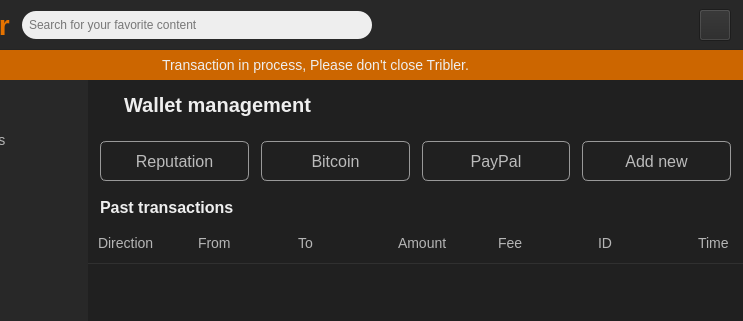
Before: the Qt Designer form TriblerGUI/qt_resources/mainwindow.ui in devos50/tribler, drawn with Qt 5; both pictures show x 112 to 855 and y 0 to 321 of the 855 by 655 pixel window.
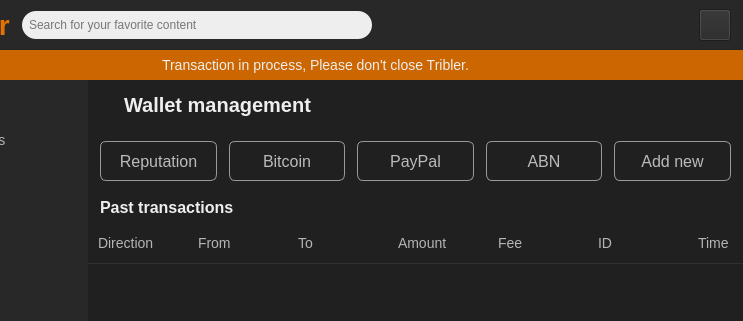
After: the same form once the commit is applied. Icons and pictures are not drawn. Custom widgets are drawn as their Qt base class.

Diff of the .ui file:
```diff
--- a/TriblerGUI/qt_resources/mainwindow.ui
+++ b/TriblerGUI/qt_resources/mainwindow.ui
@@ -10620,6 +10620,34 @@
                </property>
               </widget>
              </item>
+             <item>
+              <widget class="QPushButton" name="wallet_abn_overview_button">
+               <property name="sizePolicy">
+                <sizepolicy hsizetype="Expanding" vsizetype="Fixed">
+                 <horstretch>0</horstretch>
+                 <verstretch>0</verstretch>
+                </sizepolicy>
+               </property>
+               <property name="minimumSize">
+                <size>
+                 <width>0</width>
+                 <height>40</height>
+                </size>
+               </property>
+               <property name="maximumSize">
+                <size>
+                 <width>16777215</width>
+                 <height>40</height>
+                </size>
+               </property>
+               <property name="cursor">
+                <cursorShape>PointingHandCursor</cursorShape>
+               </property>
+               <property name="text">
+                <string>ABN</string>
+               </property>
+              </widget>
+             </item>
              <item>
               <widget class="QPushButton" name="add_wallet_button">
                <property name="enabled">
```
